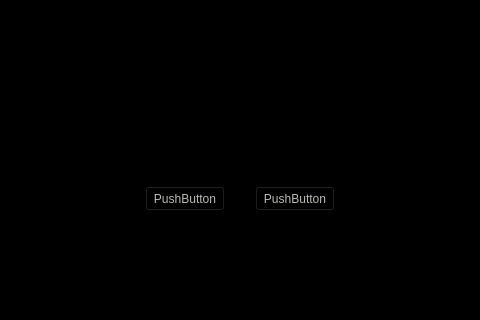
Qt form gui.ui (AmolosRicha1/pysightread) before a commit; both pictures show x 395 to 875 and y 264 to 584 of the 1133 by 584 pixel window.
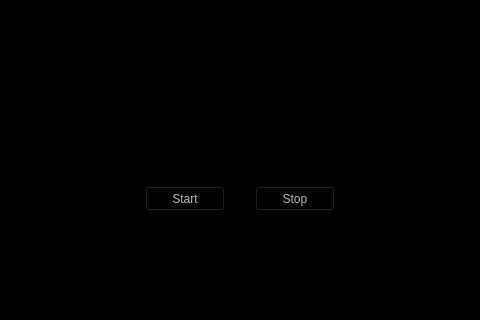
The same form after that commit. Icons and pictures are not drawn.

Patch:
```diff
--- a/gui.ui
+++ b/gui.ui
@@ -43,7 +43,7 @@
      <string notr="true">color: rgb(186, 189, 182);</string>
     </property>
     <property name="text">
-     <string>PushButton</string>
+     <string>Stop</string>
     </property>
    </widget>
    <widget class="QPushButton" name="pushButton_2">
@@ -59,7 +59,7 @@
      <string notr="true">color: rgb(186, 189, 182);</string>
     </property>
     <property name="text">
-     <string>PushButton</string>
+     <string>Start</string>
     </property>
    </widget>
   </widget>
```
Left out of the diff: 10 changed lines with no effect on the pictures.
